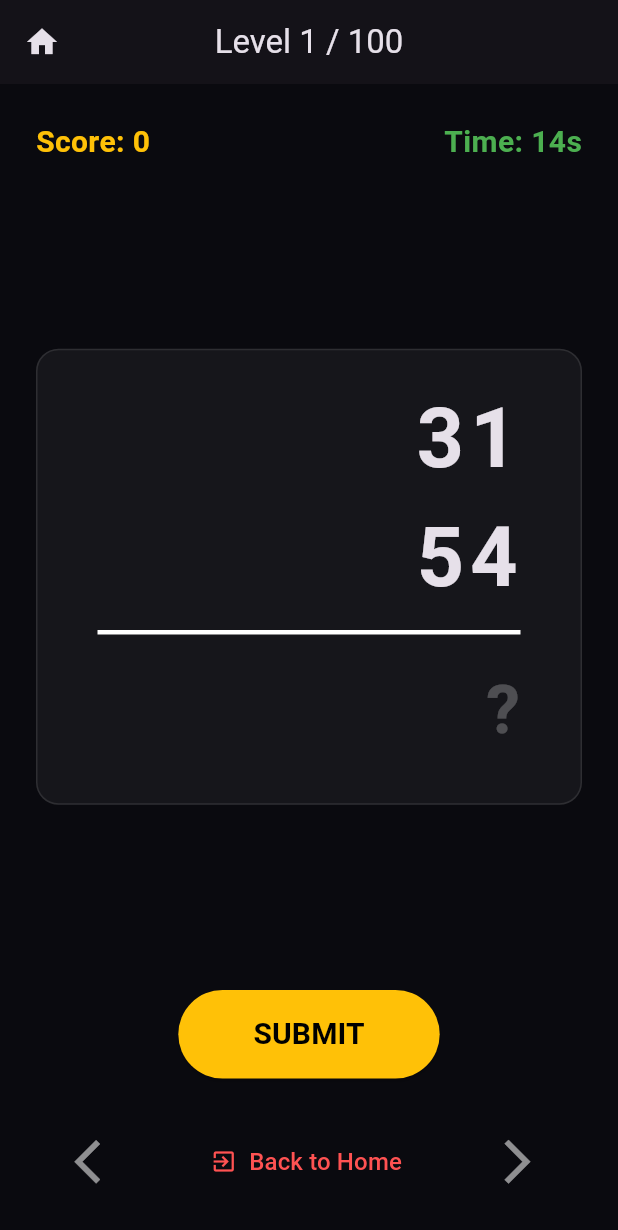
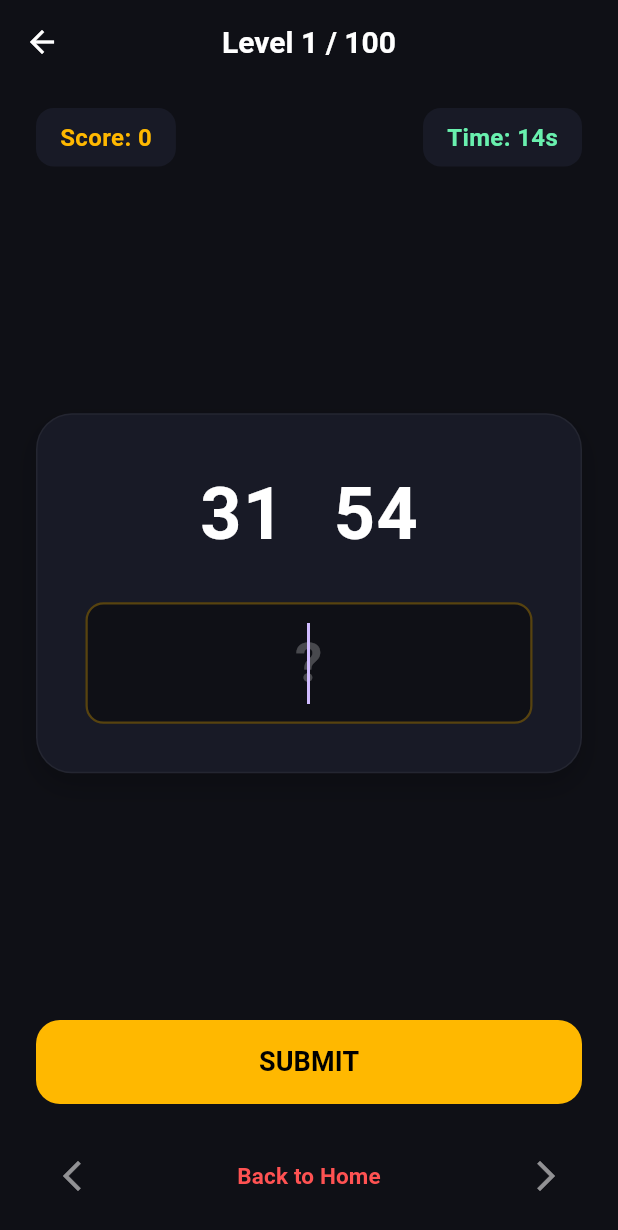
Before and after one commit to harshvardhankamble0712-arch/kids_learn_game, a Flutter app: the GameScreen screen opened directly with empty values, on a phone screen of 412 x 824 dp. Shown: the top 1230 px of the screen. Run offline on Flutter 3.47's test engine with Material 3 defaults, Android fonts, the phone set to English and light mode, and no system bars.

Commit message:
Refactor GameScreen with theming and layout updates
Added a _ThemeColors class for consistent theming and updated the GameScreen layout with new color schemes and padding adjustments. Modified UI elements for improved aesthetics and functionality.

```diff
--- a/lib/game_screen.dart
+++ b/lib/game_screen.dart
@@ -12,6 +12,12 @@ class GameScreen extends StatefulWidget {
 
   @override
   State<GameScreen> createState() => _GameScreenState();
+}
+
+class _ThemeColors {
+  static const Color background = Color(0xFF0F1016);
+  static const Color cardBg = Color(0xFF181A26);
+  static const Color accent = Color(0xFFFFB800);
 }
 
 class _GameScreenState extends State<GameScreen> {
@@ -104,56 +110,108 @@ class _GameScreenState extends State<GameScreen> {
 
   @override
   Widget build(BuildContext context) {
-    String sign = widget.op;
     return Scaffold(
+      backgroundColor: _ThemeColors.background,
       appBar: AppBar(
+        backgroundColor: Colors.transparent,
+        elevation: 0,
         leading: IconButton(
-          icon: const Icon(Icons.home),
+          icon: const Icon(Icons.arrow_back, color: Colors.white),
           onPressed: () => Navigator.pop(context),
         ),
-        title: Text("Level $currentLevel / 100"),
+        title: Text(
+          "Level $currentLevel / 100",
+          style: const TextStyle(color: Colors.white, fontWeight: FontWeight.bold, fontSize: 20)
+        ),
         centerTitle: true,
       ),
       body: SafeArea(
         child: Padding(
-          padding: const EdgeInsets.all(24.0),
+          padding: const EdgeInsets.symmetric(horizontal: 24.0, vertical: 16.0),
           child: Column(
             children: [
+              // Score & Timer Bar
               Row(
                 mainAxisAlignment: MainAxisAlignment.spaceBetween,
                 children: [
-                  Text("${AppStrings.getLabel('score', widget.lang)}: $score", style: const TextStyle(fontSize: 20, fontWeight: FontWeight.bold, color: Colors.amber)),
-                  Text("${AppStrings.getLabel('time', widget.lang)}: ${timeLeft}s", style: TextStyle(fontSize: 20, fontWeight: FontWeight.bold, color: timeLeft < 5 ? Colors.red : Colors.green)),
+                  Container(
+                    padding: const EdgeInsets.symmetric(horizontal: 16, vertical: 8),
+                    decoration: BoxDecoration(
+                      color: _ThemeColors.cardBg,
+                      borderRadius: BorderRadius.circular(12),
+                    ),
+                    child: Text(
+                      "${AppStrings.getLabel('score', widget.lang)}: $score",
+                      style: const TextStyle(fontSize: 16, fontWeight: FontWeight.bold, color: _ThemeColors.accent)
+                    ),
+                  ),
+                  Container(
+                    padding: const EdgeInsets.symmetric(horizontal: 16, vertical: 8),
+                    decoration: BoxDecoration(
+                      color: _ThemeColors.cardBg,
+                      borderRadius: BorderRadius.circular(12),
+                    ),
+                    child: Text(
+                      "${AppStrings.getLabel('time', widget.lang)}: ${timeLeft}s",
+                      style: TextStyle(fontSize: 16, fontWeight: FontWeight.bold, color: timeLeft < 5 ? Colors.redAccent : Colors.greenAccent)
+                    ),
+                  ),
                 ],
               ),
               const Spacer(),
+
+              // New Box Layout design exactly like Dashboard Grid Items
               Container(
-                padding: const EdgeInsets.symmetric(horizontal: 40, vertical: 20),
+                width: double.infinity,
+                padding: const EdgeInsets.all(32),
                 decoration: BoxDecoration(
-                  color: Colors.white.withOpacity(0.05),
-                  borderRadius: BorderRadius.circular(15),
-                  border: Border.all(color: Colors.white10),
+                  color: _ThemeColors.cardBg,
+                  borderRadius: BorderRadius.circular(24),
+                  border: Border.all(color: Colors.white.withOpacity(0.05), width: 1),
+                  boxShadow: [
+                    BoxShadow(
+                      color: Colors.black.withOpacity(0.2),
+                      blurRadius: 15,
+                      offset: const Offset(0, 8),
+                    )
+                  ]
                 ),
                 child: Column(
-                  crossAxisAlignment: CrossAxisAlignment.end,
                   children: [
-                    Text("$num1", style: const TextStyle(fontSize: 55, letterSpacing: 4, fontWeight: FontWeight.bold)),
                     Row(
-                      mainAxisSize: MainAxisSize.min,
+                      mainAxisAlignment: MainAxisAlignment.center,
+                      crossAxisAlignment: CrossAxisAlignment.center,
                       children: [
-                        Text(sign, style: const TextStyle(fontSize: 45, color: Colors.amber, fontWeight: FontWeight.bold)),
-                        const SizedBox(width: 20),
-                        Text("$num2", style: const TextStyle(fontSize: 55, letterSpacing: 4, fontWeight: FontWeight.bold)),
+                        Text(
+                          "$num1",
+                          style: const TextStyle(fontSize: 48, fontWeight: FontWeight.bold, color: Colors.white, letterSpacing: 1)
+                        ),
+                        const SizedBox(width: 16),
+                        Text(
+                          widget.op,
+                          style: const TextStyle(fontSize: 40, color: _ThemeColors.accent, fontWeight: FontWeight.bold)
+                        ),
+                        const SizedBox(width: 16),
+                        Text(
+                          "$num2",
+                          style: const TextStyle(fontSize: 48, fontWeight: FontWeight.bold, color: Colors.white, letterSpacing: 1)
+                        ),
                       ],
                     ),
-                    const Divider(color: Colors.white, thickness: 3, height: 20),
-                    SizedBox(
-                      width: 200,
+                    const SizedBox(height: 24),
+                    Container(
+                      padding: const EdgeInsets.symmetric(horizontal: 16, vertical: 4),
+                      decoration: BoxDecoration(
+                        color: _ThemeColors.background,
+                        borderRadius: BorderRadius.circular(12),
+                        border: Border.all(color: _ThemeColors.accent.withOpacity(0.3), width: 1.5)
+                      ),
                       child: TextField(
                         controller: _controller,
-                        keyboardType: TextInputType.number,
-                        textAlign: TextAlign.right,
-                        style: const TextStyle(fontSize: 45, color: Colors.amber, fontWeight: FontWeight.bold),
+                        keyboardType: const TextInputType.numberWithOptions(signed: true, decimal: false),
+                        autofocus: true,
+                        textAlign: TextAlign.center,
+                        style: const TextStyle(fontSize: 36, color: _ThemeColors.accent, fontWeight: FontWeight.bold),
                         decoration: const InputDecoration(
                           hintText: "?",
                           hintStyle: TextStyle(color: Colors.white24),
@@ -165,30 +223,43 @@ class _GameScreenState extends State<GameScreen> {
                 ),
               ),
               const Spacer(),
-              ElevatedButton(
-                style: ElevatedButton.styleFrom(
-                  backgroundColor: Colors.amber,
-                  padding: const EdgeInsets.symmetric(horizontal: 50, vertical: 15),
-                  shape: RoundedRectangleBorder(borderRadius: BorderRadius.circular(30)),
+
+              // Submit Button
+              SizedBox(
+                width: double.infinity,
+                height: 56,
+                child: ElevatedButton(
+                  style: ElevatedButton.styleFrom(
+                    backgroundColor: _ThemeColors.accent,
+                    shape: RoundedRectangleBorder(borderRadius: BorderRadius.circular(16)),
+                    elevation: 0,
+                  ),
+                  onPressed: () => _processAnswer(),
+                  child: Text(
+                    AppStrings.getLabel('submit', widget.lang),
+                    style: const TextStyle(color: Colors.black, fontSize: 18, fontWeight: FontWeight.bold)
+                  ),
                 ),
-                onPressed: () => _processAnswer(),
-                child: Text(AppStrings.getLabel('submit', widget.lang), style: const TextStyle(color: Colors.black, fontSize: 20, fontWeight: FontWeight.bold)),
               ),
-              const SizedBox(height: 30),
+              const SizedBox(height: 24),
+
+              // Bottom Navigation Controls
               Row(
-                mainAxisAlignment: MainAxisAlignment.spaceAround,
+                mainAxisAlignment: MainAxisAlignment.spaceBetween,
                 children: [
                   IconButton(
-                    icon: const Icon(Icons.arrow_back_ios, size: 35, color: Colors.white54),
+                    icon: const Icon(Icons.arrow_back_ios_new, size: 24, color: Colors.white54),
                     onPressed: () => _navigateHistory(true),
                   ),
-                  TextButton.icon(
+                  TextButton(
                     onPressed: () => Navigator.pop(context),
-                    icon: const Icon(Icons.exit_to_app, color: Colors.redAccent),
-                    label: Text(AppStrings.getLabel('back_home', widget.lang), style: const TextStyle(color: Colors.redAccent, fontSize: 16)),
+                    child: Text(
+                      AppStrings.getLabel('back_home', widget.lang),
+                      style: const TextStyle(color: Colors.redAccent, fontSize: 15, fontWeight: FontWeight.w600)
+                    ),
                   ),
                   IconButton(
-                    icon: const Icon(Icons.arrow_forward_ios, size: 35, color: Colors.white54),
+                    icon: const Icon(Icons.arrow_forward_ios, size: 24, color: Colors.white54),
                     onPressed: () => _navigateHistory(false),
                   ),
                 ],
```
